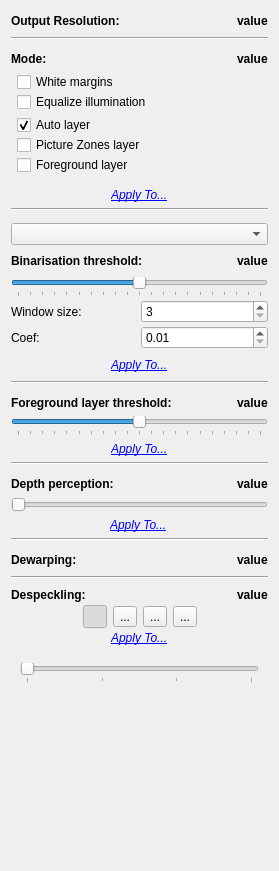
Before: the Qt Designer form src/core/filters/output/ui/OutputOptionsWidget.ui in trufanov-nok/scantailor-universal, drawn with Qt 5.
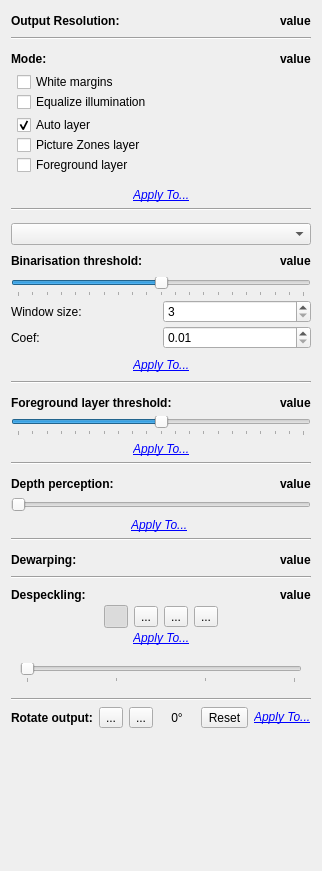
After: the same form once the commit is applied. Icons and pictures are not drawn.

Commit message: Output: add a final rotation of the output image

The edit to the form file:
```diff
--- a/src/core/filters/output/ui/OutputOptionsWidget.ui
+++ b/src/core/filters/output/ui/OutputOptionsWidget.ui
@@ -1214,6 +1214,141 @@
      </layout>
     </widget>
    </item>
+   <item>
+    <widget class="Line" name="lineOutputRotation">
+     <property name="orientation">
+      <enum>Qt::Horizontal</enum>
+     </property>
+    </widget>
+   </item>
+   <item>
+    <widget class="QWidget" name="outputRotationPanel" native="true">
+     <property name="toolTip">
+      <string>Turns only the final output image, for example a table that is printed sideways. The other stages keep the book orientation.</string>
+     </property>
+     <layout class="QHBoxLayout" name="outputRotationLayout">
+      <property name="leftMargin">
+       <number>0</number>
+      </property>
+      <property name="topMargin">
+       <number>0</number>
+      </property>
+      <property name="rightMargin">
+       <number>0</number>
+      </property>
+      <property name="bottomMargin">
+       <number>0</number>
+      </property>
+      <item>
+       <widget class="QLabel" name="outputRotationLabel">
+        <property name="font">
+         <font>
+          <weight>75</weight>
+          <bold>true</bold>
+         </font>
+        </property>
+        <property name="text">
+         <string>Rotate output:</string>
+        </property>
+       </widget>
+      </item>
+      <item>
+       <spacer name="outputRotationSpacer">
+        <property name="orientation">
+         <enum>Qt::Horizontal</enum>
+        </property>
+        <property name="sizeHint" stdset="0">
+         <size>
+          <width>0</width>
+          <height>20</height>
+         </size>
+        </property>
+       </spacer>
+      </item>
+      <item>
+       <widget class="QToolButton" name="outputRotateLeftBtn">
+        <property name="toolTip">
+         <string>Rotate the output 90° counterclockwise</string>
+        </property>
+        <property name="text">
+         <string notr="true">...</string>
+        </property>
+        <property name="icon">
+         <iconset resource="../../../../app/resources/resources.qrc">
+          <normaloff>:/icons/object-rotate-left.png</normaloff>:/icons/object-rotate-left.png</iconset>
+        </property>
+        <property name="iconSize">
+         <size>
+          <width>24</width>
+          <height>24</height>
+         </size>
+        </property>
+       </widget>
+      </item>
+      <item>
+       <widget class="QToolButton" name="outputRotateRightBtn">
+        <property name="toolTip">
+         <string>Rotate the output 90° clockwise</string>
+        </property>
+        <property name="text">
+         <string notr="true">...</string>
+        </property>
+        <property name="icon">
+         <iconset resource="../../../../app/resources/resources.qrc">
+          <normaloff>:/icons/object-rotate-right.png</normaloff>:/icons/object-rotate-right.png</iconset>
+        </property>
+        <property name="iconSize">
+         <size>
+          <width>24</width>
+          <height>24</height>
+         </size>
+        </property>
+       </widget>
+      </item>
+      <item>
+       <widget class="QLabel" name="outputRotationValue">
+        <property name="minimumSize">
+         <size>
+          <width>36</width>
+          <height>0</height>
+         </size>
+        </property>
+        <property name="text">
+         <string notr="true">0°</string>
+        </property>
+        <property name="alignment">
+         <set>Qt::AlignCenter</set>
+        </property>
+       </widget>
+      </item>
+      <item>
+       <widget class="QToolButton" name="outputRotationResetBtn">
+        <property name="text">
+         <string>Reset</string>
+        </property>
+       </widget>
+      </item>
+      <item>
+       <widget class="QLabel" name="outputRotationApplyButton">
+        <property name="font">
+         <font>
+          <italic>true</italic>
+         </font>
+        </property>
+        <property name="contextMenuPolicy">
+         <enum>Qt::NoContextMenu</enum>
+        </property>
+        <property name="text">
+         <string>&lt;a href=&quot;#&quot;&gt;Apply To...&lt;/a&gt;</string>
+        </property>
+        <property name="textFormat">
+         <enum>Qt::RichText</enum>
+        </property>
+       </widget>
+      </item>
+     </layout>
+    </widget>
+   </item>
    <item>
     <spacer name="verticalSpacer">
      <property name="orientation">
```
The commit also changes 18 other files.
